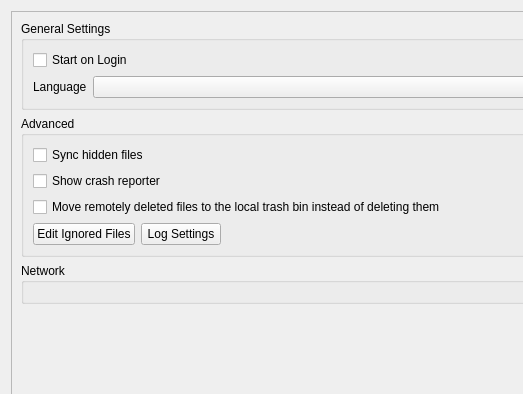
First picture: the form in src/gui/generalsettings.ui, repository restot/opencloud-desktop, before the edit; both pictures show x 0 to 523 and y 0 to 394 of the 791 by 686 pixel window.
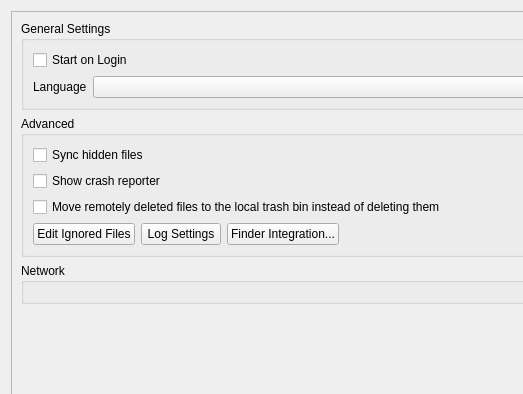
Second picture: the form after the edit. Custom widgets are drawn as their Qt base class.

Commit message:
Phase 1 complete: FinderSyncExt Unix socket IPC
- LocalSocketClient: async Unix socket with auto-reconnect
- FinderSyncSocketLineProcessor: line-based protocol parser
- Main app: QLocalServer at App Group container path
- FinderSyncExt: integrated socket client, removed XPC/SyncClientProxy
- Entitlements: App Group for both main app and extension
- Sandbox: enabled for FinderSyncExt (required for pluginkit)
- UI: Finder Integration button in Settings + first-launch prompt
- Version bump: 3.1.5

Socket path: ~/Library/Group Containers/<TEAM>.eu.opencloud.desktop/.socket

Patch:
```diff
--- a/src/gui/generalsettings.ui
+++ b/src/gui/generalsettings.ui
@@ -135,6 +135,16 @@
                 </property>
                </widget>
               </item>
+              <item>
+               <widget class="QPushButton" name="finderExtensionButton">
+                <property name="text">
+                 <string>Finder Integration...</string>
+                </property>
+                <property name="toolTip">
+                 <string>Configure Finder overlay icons and context menu integration</string>
+                </property>
+               </widget>
+              </item>
               <item>
                <spacer name="spacer_3">
                 <property name="orientation">
```
The commit also changes 22 other files.
